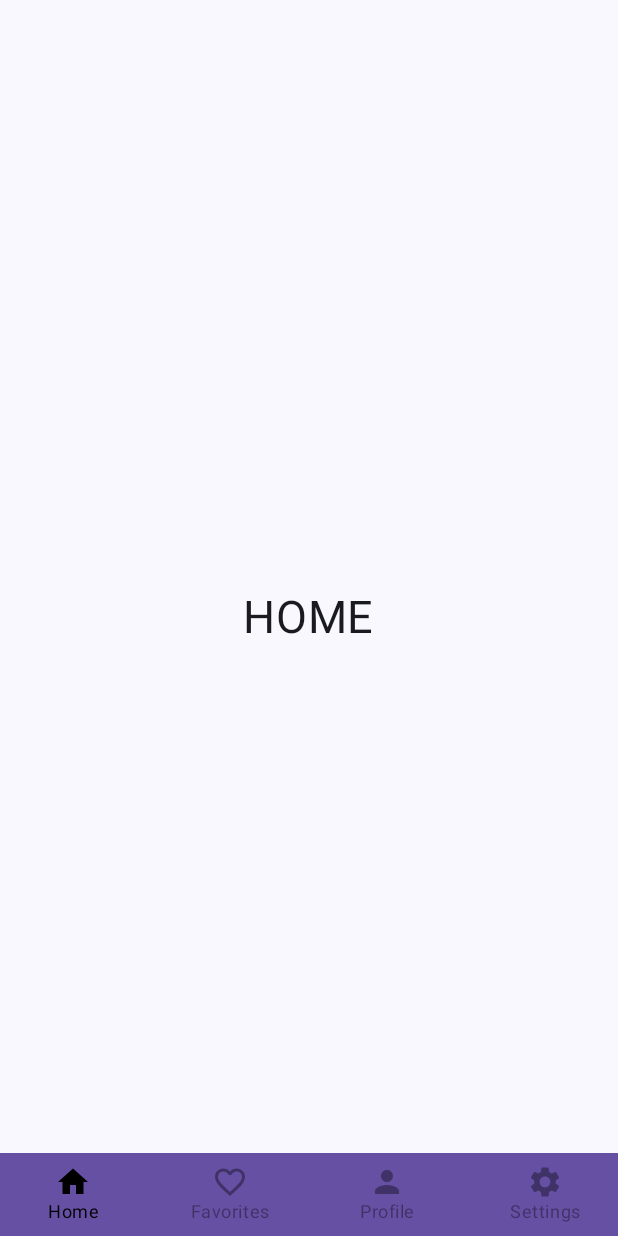
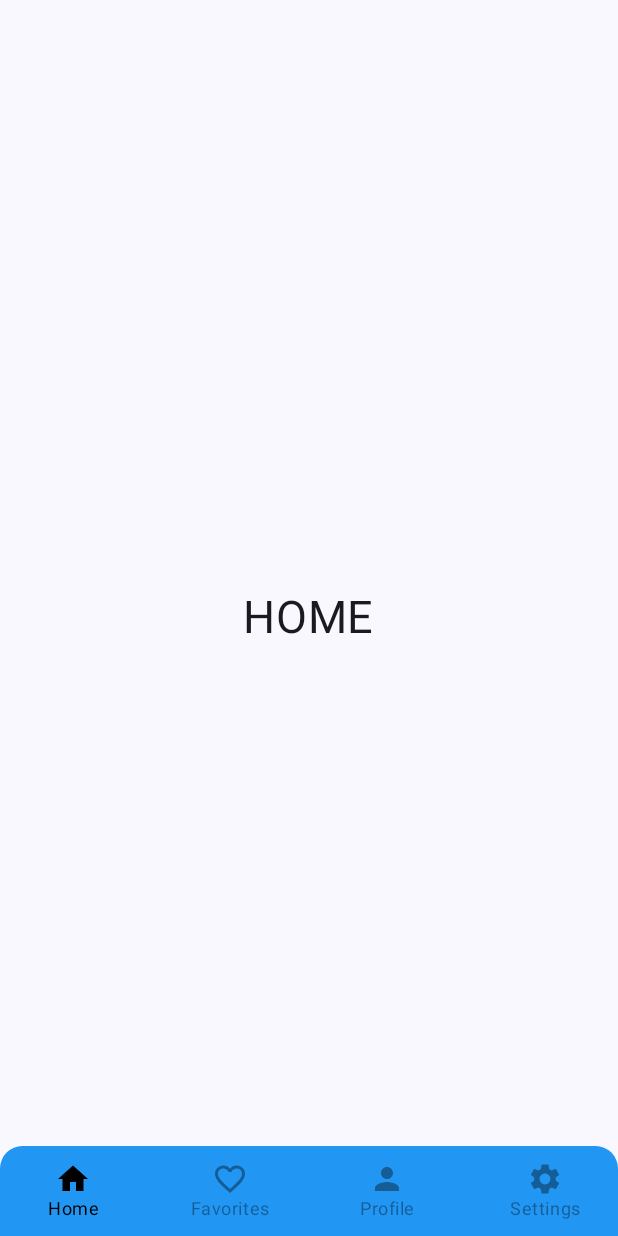
Before and after one commit to alejandro342/BottomNavBar, an Android app built with Jetpack Compose: the screen it shows after launch (MainActivity), on a phone screen of 412 x 824 dp. Run offline under Robolectric (Android 15) with nearby library versions, the phone set to English and light mode, and no system bars.

Commit message:
bar azul
bottom nav bar azul bordes superiores redondeados

Co-Authored-By: Alejandro Ambrosio <67438573+alejandro342@users.noreply.github.com>

```diff
--- a/app/src/main/java/com/alejandro_dev_links/bottomnavbar/presentation/mycomponents/bottombar/components/UserBottomBar.kt
+++ b/app/src/main/java/com/alejandro_dev_links/bottomnavbar/presentation/mycomponents/bottombar/components/UserBottomBar.kt
@@ -1,18 +1,20 @@
 package com.alejandro_dev_links.bottomnavbar.presentation.mycomponents.bottombar.components
 
 import androidx.compose.foundation.layout.height
+import androidx.compose.foundation.shape.RoundedCornerShape
 import androidx.compose.material3.NavigationBar
 import androidx.compose.runtime.Composable
 import androidx.compose.runtime.getValue
 import androidx.compose.ui.Modifier
+import androidx.compose.ui.draw.clip
 import androidx.compose.ui.unit.dp
 import androidx.navigation.NavHostController
 import androidx.navigation.compose.currentBackStackEntryAsState
 import com.alejandro_dev_links.bottomnavbar.presentation.navigation.screen.user.UserScreen
-import com.alejandro_dev_links.bottomnavbar.ui.theme.Purple40
+import com.alejandro_dev_links.bottomnavbar.ui.theme.PrimaryBlue
 
 @Composable
-fun  UserBottomBar(navController: NavHostController){
+fun UserBottomBar(navController: NavHostController) {
     val screens = listOf(
         UserScreen.Home,
         UserScreen.Favorites,
@@ -24,7 +26,12 @@ fun  UserBottomBar(navController: NavHostController){
     val currentDestination = navBackEntry?.destination
     val bottomBarDestination = screens.any { it.route == currentDestination?.route }
     if (bottomBarDestination) {
-        NavigationBar(modifier = Modifier.height(55.dp), containerColor = Purple40) {
+        NavigationBar(
+            modifier = Modifier
+                .clip(RoundedCornerShape(topStart = 15.dp, topEnd = 15.dp))
+                .height(60.dp),
+            containerColor = PrimaryBlue
+        ) {
             screens.forEach { screen ->
                 UserBottomBarItem(
                     screen = screen,
--- a/app/src/main/java/com/alejandro_dev_links/bottomnavbar/presentation/mycomponents/bottombar/components/UserBottomBarItem.kt
+++ b/app/src/main/java/com/alejandro_dev_links/bottomnavbar/presentation/mycomponents/bottombar/components/UserBottomBarItem.kt
@@ -1,12 +1,16 @@
 package com.alejandro_dev_links.bottomnavbar.presentation.mycomponents.bottombar.components
 
 import androidx.compose.foundation.layout.RowScope
+import androidx.compose.foundation.shape.RoundedCornerShape
 import androidx.compose.material.BottomNavigationItem
 import androidx.compose.material.ContentAlpha
 import androidx.compose.material.Icon
 import androidx.compose.material.LocalContentColor
 import androidx.compose.material.Text
 import androidx.compose.runtime.Composable
+import androidx.compose.ui.Modifier
+import androidx.compose.ui.draw.clip
+import androidx.compose.ui.unit.dp
 import androidx.navigation.NavDestination
 import androidx.navigation.NavDestination.Companion.hierarchy
 import androidx.navigation.NavGraph.Companion.findStartDestination
@@ -19,7 +23,9 @@ fun RowScope.UserBottomBarItem(
     currentDestination: NavDestination?,
     navController: NavHostController
 ) {
-    BottomNavigationItem(label = { Text(text = screen.title) },
+    BottomNavigationItem(modifier = Modifier
+        .clip(RoundedCornerShape(topStart = 15.dp, topEnd = 15.dp)),
+        label = { Text(text = screen.title) },
         icon = { Icon(imageVector = screen.icon, contentDescription = "icono") },
         selected = currentDestination?.hierarchy?.any {
             it.route == screen.route
--- a/app/src/main/java/com/alejandro_dev_links/bottomnavbar/ui/theme/Color.kt
+++ b/app/src/main/java/com/alejandro_dev_links/bottomnavbar/ui/theme/Color.kt
@@ -9,3 +9,4 @@ val Pink80 = Color(0xFFEFB8C8)
 val Purple40 = Color(0xFF6650a4)
 val PurpleGrey40 = Color(0xFF625b71)
 val Pink40 = Color(0xFF7D5260)
+val PrimaryBlue = Color(0xFF2196F3)
```
